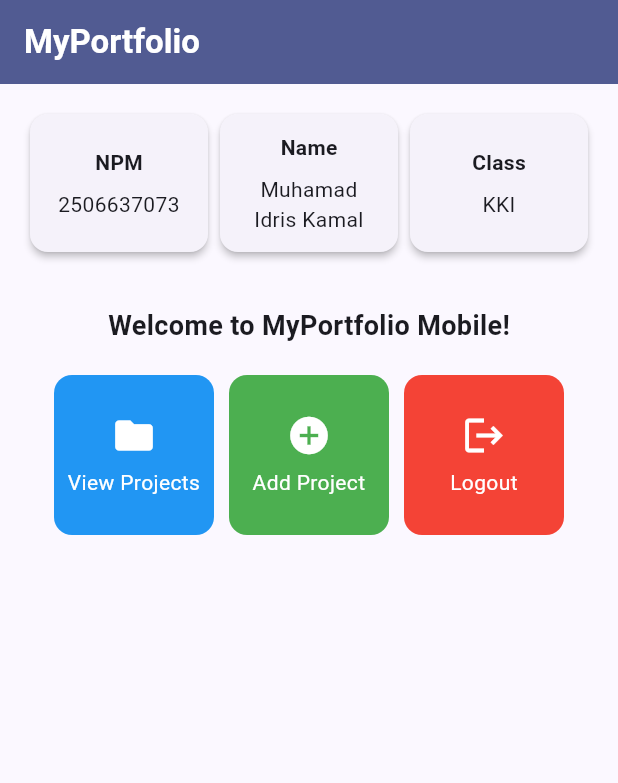
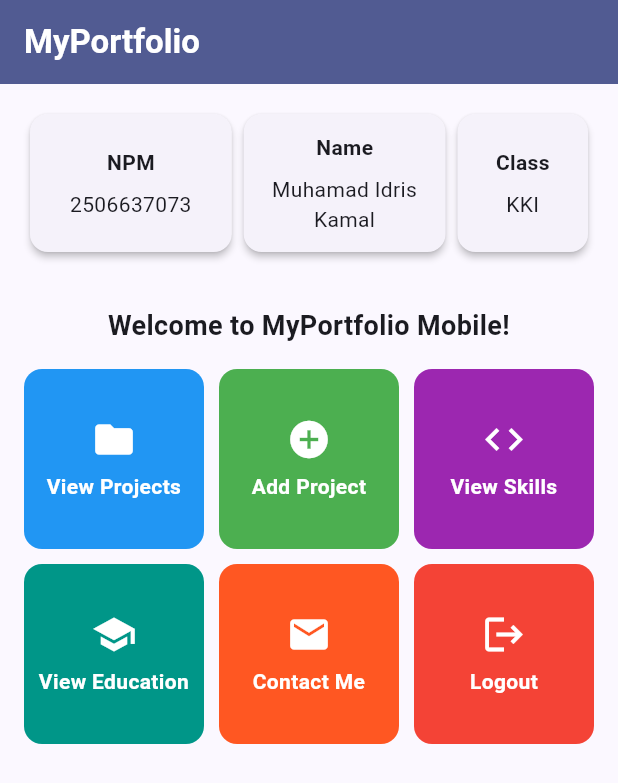
Before and after one commit to 1drism/myportofolio_mobile, a Flutter app: the screen it shows after launch, on a phone screen of 412 x 824 dp. Shown: the top 783 px of the screen. Run offline on Flutter 3.47's test engine with Material 3 defaults, Android fonts, the phone set to English and light mode, and no system bars.

Commit message:
fix(menu): make layout responsive and add portfolio buttons

```diff
--- a/lib/menu.dart
+++ b/lib/menu.dart
@@ -1,4 +1,12 @@
 import 'package:flutter/material.dart';
+
+const double _pagePadding = 16.0;
+const double _sectionSpacing = 16.0;
+const double _gridSpacing = 10.0;
+const double _maxContentWidth = 600.0;
+const int _gridColumns = 3;
+const double _cardRadius = 12.0;
+const double _itemIconSize = 30.0;
 
 class MyHomePage extends StatelessWidget {
   MyHomePage({super.key});
@@ -10,6 +18,9 @@ class MyHomePage extends StatelessWidget {
   final List<ItemHomepage> items = [
     ItemHomepage("View Projects", Icons.folder, Colors.blue),
     ItemHomepage("Add Project", Icons.add_circle, Colors.green),
+    ItemHomepage("View Skills", Icons.code, Colors.purple),
+    ItemHomepage("View Education", Icons.school, Colors.teal),
+    ItemHomepage("Contact Me", Icons.mail, Colors.deepOrange),
     ItemHomepage("Logout", Icons.logout, Colors.red),
   ];
 
@@ -19,55 +30,53 @@ class MyHomePage extends StatelessWidget {
       appBar: AppBar(
         title: const Text(
           'MyPortfolio',
-          style: TextStyle(
-            color: Colors.white,
-            fontWeight: FontWeight.bold,
-          ),
+          style: TextStyle(color: Colors.white, fontWeight: FontWeight.bold),
         ),
         backgroundColor: Theme.of(context).colorScheme.primary,
       ),
-      body: Padding(
-        padding: const EdgeInsets.all(16.0),
+      body: SingleChildScrollView(
+        padding: const EdgeInsets.all(_pagePadding),
+        child: Center(
+          child: ConstrainedBox(
+            constraints: const BoxConstraints(maxWidth: _maxContentWidth),
             child: Column(
-          crossAxisAlignment: CrossAxisAlignment.center,
               children: [
-            // Horizontal row showing 3 InfoCards of equal width and height,
-            // so long values (e.g. the full name) wrap instead of overflowing.
                 IntrinsicHeight(
                   child: Row(
                     crossAxisAlignment: CrossAxisAlignment.stretch,
                     children: [
-                  Expanded(child: InfoCard(title: 'NPM', content: npm)),
-                  Expanded(child: InfoCard(title: 'Name', content: nama)),
-                  Expanded(child: InfoCard(title: 'Class', content: kelas)),
+                      Expanded(
+                        flex: 3,
+                        child: InfoCard(title: 'NPM', content: npm),
+                      ),
+                      Expanded(
+                        flex: 3,
+                        child: InfoCard(title: 'Name', content: nama),
+                      ),
+                      Expanded(
+                        flex: 2,
+                        child: InfoCard(title: 'Class', content: kelas),
+                      ),
                     ],
                   ),
                 ),
 
-            const SizedBox(height: 16.0),
+                const SizedBox(height: _sectionSpacing * 2),
 
-            // Greeting and 3-column action grid.
-            Center(
-              child: Column(
-                children: [
-                  const Padding(
-                    padding: EdgeInsets.only(top: 16.0),
-                    child: Text(
+                const Text(
                   'Welcome to MyPortfolio Mobile!',
-                      style: TextStyle(
-                        fontWeight: FontWeight.bold,
-                        fontSize: 18.0,
-                      ),
-                    ),
+                  textAlign: TextAlign.center,
+                  style: TextStyle(fontWeight: FontWeight.bold, fontSize: 18.0),
                 ),
 
+                const SizedBox(height: _sectionSpacing),
+
                 GridView.count(
-                    primary: true,
-                    padding: const EdgeInsets.all(20),
-                    crossAxisSpacing: 10,
-                    mainAxisSpacing: 10,
-                    crossAxisCount: 3,
+                  crossAxisCount: _gridColumns,
+                  crossAxisSpacing: _gridSpacing,
+                  mainAxisSpacing: _gridSpacing,
                   shrinkWrap: true,
+                  physics: const NeverScrollableScrollPhysics(),
                   children: items.map((ItemHomepage item) {
                     return ItemCard(item);
                   }).toList(),
@@ -75,7 +84,6 @@ class MyHomePage extends StatelessWidget {
               ],
             ),
           ),
-          ],
         ),
       ),
     );
@@ -94,14 +102,11 @@ class InfoCard extends StatelessWidget {
     return Card(
       elevation: 2.0,
       child: Padding(
-        padding: const EdgeInsets.all(12.0),
+        padding: const EdgeInsets.symmetric(vertical: 12.0, horizontal: 8.0),
         child: Column(
           mainAxisAlignment: MainAxisAlignment.center,
           children: [
-            Text(
-              title,
-              style: const TextStyle(fontWeight: FontWeight.bold),
-            ),
+            Text(title, style: const TextStyle(fontWeight: FontWeight.bold)),
             const SizedBox(height: 8.0),
             Text(content, textAlign: TextAlign.center),
           ],
@@ -126,7 +131,7 @@ class ItemCard extends StatelessWidget {
 
   @override
   Widget build(BuildContext context) {
-    final borderRadius = BorderRadius.circular(12);
+    final borderRadius = BorderRadius.circular(_cardRadius);
 
     return Material(
       color: item.color,
@@ -137,28 +142,29 @@ class ItemCard extends StatelessWidget {
           ScaffoldMessenger.of(context)
             ..hideCurrentSnackBar()
             ..showSnackBar(
-              SnackBar(content: Text("You pressed the ${item.name} button!"))
+              SnackBar(content: Text("You pressed the ${item.name} button!")),
             );
         },
-        child: Container(
+        child: Padding(
           padding: const EdgeInsets.all(8),
-          child: Center(
           child: Column(
             mainAxisAlignment: MainAxisAlignment.center,
             children: [
-                Icon(
-                  item.icon,
-                  color: Colors.white,
-                  size: 30.0,
-                ),
-                const Padding(padding: EdgeInsets.all(3)),
-                Text(
+              Icon(item.icon, color: Colors.white, size: _itemIconSize),
+              const SizedBox(height: 6),
+              Flexible(
+                child: Text(
                   item.name,
                   textAlign: TextAlign.center,
-                  style: const TextStyle(color: Colors.white),
+                  maxLines: 2,
+                  overflow: TextOverflow.ellipsis,
+                  style: const TextStyle(
+                    color: Colors.white,
+                    fontWeight: FontWeight.w600,
+                  ),
+                ),
               ),
             ],
-            ),
           ),
         ),
       ),
```
Lines whose indentation alone changed are shown as unchanged.
